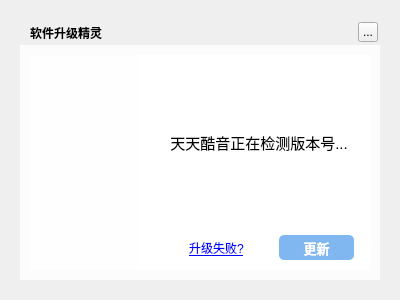
Old version of the form TTKCore/musicUi/musicWidget/musicsourceupdatewidget.ui in the repository Greedysky/TTKMusicPlayer.
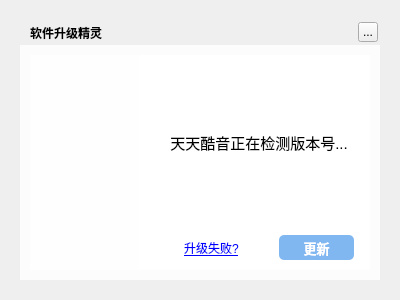
New version of the form. Icons and pictures are not drawn. Custom widgets are drawn as their Qt base class.

Commit message: update source widget label size[985400]

What changed in the file:
```diff
--- a/TTKCore/musicUi/musicWidget/musicsourceupdatewidget.ui
+++ b/TTKCore/musicUi/musicWidget/musicsourceupdatewidget.ui
@@ -162,9 +162,9 @@
      <widget class="MusicClickedLabel" name="upgradeFailedLabel">
       <property name="geometry">
        <rect>
-        <x>50</x>
+        <x>45</x>
         <y>183</y>
-        <width>55</width>
+        <width>75</width>
         <height>20</height>
        </rect>
       </property>
```
